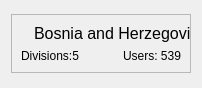
First picture: the form in source/countrywidget.ui, repository radszy/ntscout, before the edit.
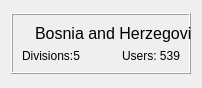
Second picture: the form after the edit. Icons and pictures are not drawn.

Commit message: fixed country widget windows showing up frame shape change fix opening file/directory on windows

The edit to the form file:
```diff
--- a/source/countrywidget.ui
+++ b/source/countrywidget.ui
@@ -19,6 +19,9 @@
   <property name="windowTitle">
    <string>Form</string>
   </property>
+  <property name="styleSheet">
+   <string notr="true"/>
+  </property>
   <layout class="QVBoxLayout" name="verticalLayout">
    <item>
     <widget class="QFrame" name="frame">
@@ -44,7 +47,7 @@
       <string notr="true"/>
      </property>
      <property name="frameShape">
-      <enum>QFrame::StyledPanel</enum>
+      <enum>QFrame::Box</enum>
      </property>
      <property name="frameShadow">
       <enum>QFrame::Raised</enum>
```
The commit also changes 5 other files.
